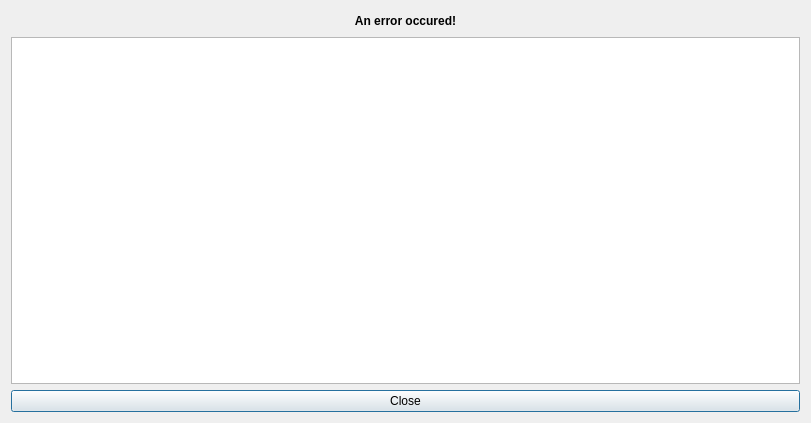
The window that src/klfprogerr.ui (CryFeiFei/klatexformula) describes before a commit, drawn with Qt 5.
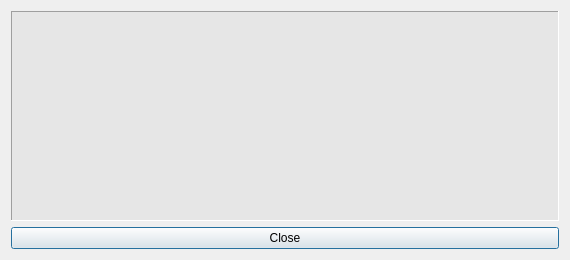
The same window after the commit. Icons and pictures are not drawn.

Commit message: * LaTeX errors now minimally parsed to show relevant part of error message * fixes, tweaks, integration of displaylabel/latexpreviewthread/mainwin/progerrui/...

What changed in the file:
```diff
--- a/src/klfprogerr.ui
+++ b/src/klfprogerr.ui
@@ -7,8 +7,8 @@
    <rect>
     <x>0</x>
     <y>0</y>
-    <width>811</width>
-    <height>423</height>
+    <width>570</width>
+    <height>260</height>
    </rect>
   </property>
   <property name="windowTitle">
@@ -18,44 +18,56 @@
    <iconset resource="klfres.qrc">
     <normaloff>:/pics/klatexformula-128.png</normaloff>:/pics/klatexformula-128.png</iconset>
   </property>
-  <property name="styleSheet">
-   <string notr="true"/>
-  </property>
   <layout class="QVBoxLayout" name="lyt_KLFProgErr">
-   <item>
-    <widget class="QLabel" name="lbl">
-     <property name="sizePolicy">
-      <sizepolicy hsizetype="Preferred" vsizetype="Fixed">
-       <horstretch>0</horstretch>
-       <verstretch>0</verstretch>
-      </sizepolicy>
-     </property>
-     <property name="minimumSize">
-      <size>
-       <width>0</width>
-       <height>20</height>
-      </size>
-     </property>
-     <property name="font">
-      <font>
-       <weight>75</weight>
-       <bold>true</bold>
-      </font>
-     </property>
-     <property name="text">
-      <string>An error occured!</string>
-     </property>
-     <property name="alignment">
-      <set>Qt::AlignCenter</set>
-     </property>
-     <property name="wordWrap">
-      <bool>false</bool>
-     </property>
-    </widget>
-   </item>
    <item>
     <widget class="QTextBrowser" name="txtError">
-     <property name="styleSheet">
+     <property name="palette">
+      <palette>
+       <active>
+        <colorrole role="Base">
+         <brush brushstyle="SolidPattern">
+          <color alpha="255">
+           <red>230</red>
+           <green>230</green>
+           <blue>230</blue>
+          </color>
+         </brush>
+        </colorrole>
+       </active>
+       <inactive>
+        <colorrole role="Base">
+         <brush brushstyle="SolidPattern">
+          <color alpha="255">
+           <red>230</red>
+           <green>230</green>
+           <blue>230</blue>
+          </color>
+         </brush>
+        </colorrole>
+       </inactive>
+       <disabled>
+        <colorrole role="Base">
+         <brush brushstyle="SolidPattern">
+          <color alpha="255">
+           <red>224</red>
+           <green>223</green>
+           <blue>216</blue>
+          </color>
+         </brush>
+        </colorrole>
+       </disabled>
+      </palette>
+     </property>
+     <property name="frameShape">
+      <enum>QFrame::Panel</enum>
+     </property>
+     <property name="frameShadow">
+      <enum>QFrame::Sunken</enum>
+     </property>
+     <property name="tabChangesFocus">
+      <bool>true</bool>
+     </property>
+     <property name="documentTitle">
       <string notr="true"/>
      </property>
     </widget>
```
Left out of the diff: 3 changed lines with no effect on the pictures. The commit also changes 4 other files.
